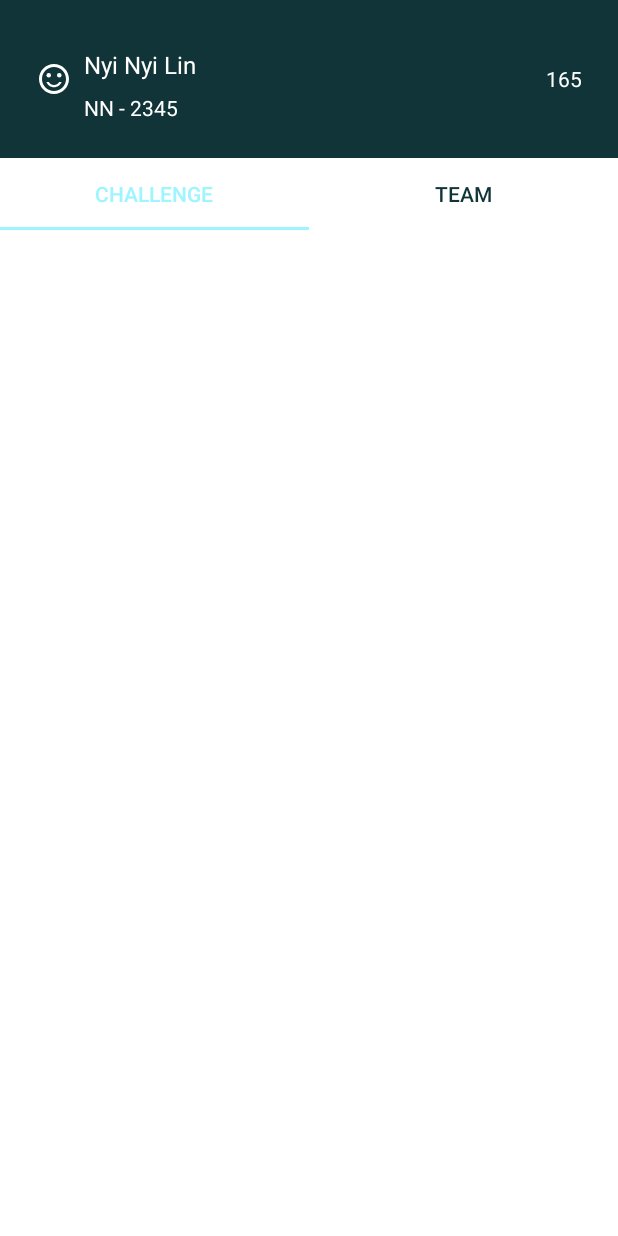
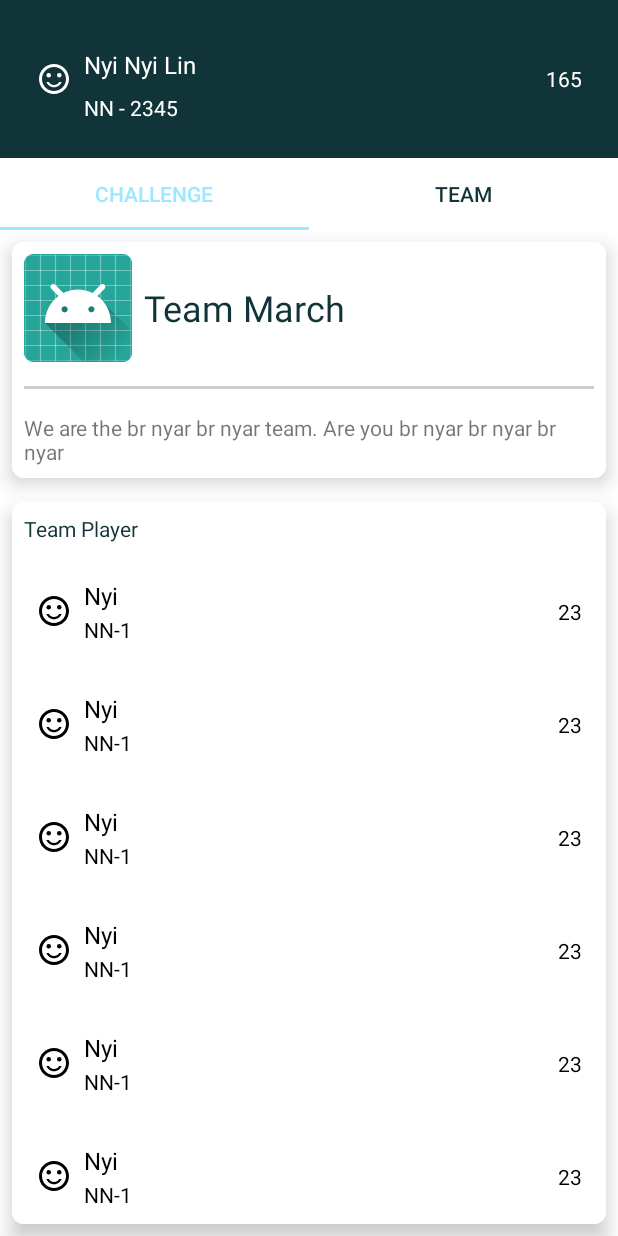
Before and after one commit to Kaungkhant97/The-Match, an Android app: the screen it shows after launch (LoginActivity), on a phone screen of 412 x 824 dp. Run offline under Robolectric (Android 15) with nearby library versions, the phone set to English and light mode, and no system bars.

Commit message:
add player own team fragment

```diff
--- a/app/build.gradle
+++ b/app/build.gradle
@@ -31,6 +31,8 @@ dependencies {
     implementation "com.android.support:appcompat-v7:$buildVersion"
     implementation 'com.android.support.constraint:constraint-layout:1.1.2'
     implementation "com.android.support:design:$buildVersion"
+    implementation "com.android.support:cardview-v7:$buildVersion"
+    implementation "com.android.support:recyclerview-v7:$buildVersion"
     implementation 'com.squareup.retrofit2:retrofit:2.3.0'
     implementation 'com.squareup.retrofit2:adapter-rxjava2:2.3.0'
     implementation 'com.squareup.retrofit2:converter-gson:2.3.0'
--- /dev/null
+++ b/app/src/main/java/com/anglehack/thematch/thematch/Data/Player.java
@@ -0,0 +1,44 @@
+package com.anglehack.thematch.thematch.Data;
+
+/**
+ * Created by IN-3442 on 30-Jun-18.
+ */
+
+public class Player {
+    String name;
+    String pID;
+    String score;
+
+    public Player(String name, String pID, String score) {
+        this.name = name;
+        this.pID = pID;
+        this.score = score;
+    }
+
+    public Player() {
+    }
+
+    public void setName(String name) {
+        this.name = name;
+    }
+
+    public void setpID(String pID) {
+        this.pID = pID;
+    }
+
+    public void setScore(String score) {
+        this.score = score;
+    }
+
+    public String getName() {
+        return name;
+    }
+
+    public String getpID() {
+        return pID;
+    }
+
+    public String getScore() {
+        return score;
+    }
+}
--- a/app/src/main/java/com/anglehack/thematch/thematch/MainActivity.java
+++ b/app/src/main/java/com/anglehack/thematch/thematch/MainActivity.java
@@ -5,7 +5,6 @@ import android.os.PersistableBundle;
 import android.support.annotation.Nullable;
 import android.support.v7.app.AppCompatActivity;
 
-import com.anglehack.thematch.thematch.Di.component.DaggerTeamComponent;
 import com.anglehack.thematch.thematch.Manager.ChallengeManager;
 import com.anglehack.thematch.thematch.Manager.TeamManager;
 
@@ -22,7 +21,7 @@ public class MainActivity extends AppCompatActivity {
         super.onCreate(savedInstanceState);
         setContentView(R.layout.activity_main);
 
-        DaggerTeamComponent.builder().build().inject(this);
+        //DaggerTeamComponent.builder().build().inject(this);
 
 
 
--- /dev/null
+++ b/app/src/main/java/com/anglehack/thematch/thematch/VH/PlayerListVH.java
@@ -0,0 +1,39 @@
+package com.anglehack.thematch.thematch.VH;
+
+import android.support.v7.widget.RecyclerView;
+import android.view.View;
+import android.widget.TextView;
+
+import com.anglehack.thematch.thematch.Data.Player;
+import com.anglehack.thematch.thematch.R;
+
+/**
+ * Created by IN-3442 on 30-Jun-18.
+ */
+
+public class PlayerListVH extends RecyclerView.ViewHolder {
+    View view;
+    private TextView tvName;
+    private TextView tvID;
+    private TextView tvScore;
+
+    public PlayerListVH(View itemView) {
+        super(itemView);
+
+        view = itemView;
+        init();
+    }
+
+    private void init() {
+        tvName =view.findViewById(R.id.tv_player_name_row);
+        tvScore =view.findViewById(R.id.tv_player_point_row);
+        tvID =view.findViewById(R.id.tv_player_id_row);
+    }
+
+    public void bindData(Player player){
+        tvID.setText(player.getpID());
+        tvName.setText(player.getName());
+        tvScore.setText(player.getScore());
+    }
+
+}
--- /dev/null
+++ b/app/src/main/java/com/anglehack/thematch/thematch/adapters/PlayerListAdapter.java
@@ -0,0 +1,45 @@
+package com.anglehack.thematch.thematch.adapters;
+
+import android.support.annotation.NonNull;
+import android.support.v7.widget.RecyclerView;
+import android.view.LayoutInflater;
+import android.view.View;
+import android.view.ViewGroup;
+
+import com.anglehack.thematch.thematch.Data.Player;
+import com.anglehack.thematch.thematch.R;
+import com.anglehack.thematch.thematch.VH.PlayerListVH;
+
+import java.util.List;
+
+/**
+ * Created by IN-3442 on 30-Jun-18.
+ */
+
+public class PlayerListAdapter extends RecyclerView.Adapter<PlayerListVH> {
+    LayoutInflater mInflater;
+    List<Player> playerList;
+
+    public PlayerListAdapter(LayoutInflater mInflater, List<Player> playerList) {
+        this.mInflater = mInflater;
+        this.playerList = playerList;
+    }
+
+    @NonNull
+    @Override
+    public PlayerListVH onCreateViewHolder(@NonNull ViewGroup parent, int viewType) {
+        View itemView = mInflater.inflate(R.layout.item_view_player_list, parent, false);
+
+        return new PlayerListVH(itemView);
+    }
+
+    @Override
+    public void onBindViewHolder(@NonNull PlayerListVH holder, int position) {
+        holder.bindData(playerList.get(position));
+    }
+
+    @Override
+    public int getItemCount() {
+        return playerList.size();
+    }
+}
--- a/app/src/main/java/com/anglehack/thematch/thematch/fragments/TeamFragment.java
+++ b/app/src/main/java/com/anglehack/thematch/thematch/fragments/TeamFragment.java
@@ -3,24 +3,49 @@ package com.anglehack.thematch.thematch.fragments;
 
 import android.os.Bundle;
 import android.support.v4.app.Fragment;
+import android.support.v7.widget.LinearLayoutManager;
+import android.support.v7.widget.RecyclerView;
 import android.view.LayoutInflater;
 import android.view.View;
 import android.view.ViewGroup;
 
+import com.anglehack.thematch.thematch.Data.Player;
 import com.anglehack.thematch.thematch.R;
 import com.anglehack.thematch.thematch.adapters.PlayerFragmentPagerAdapter;
+import com.anglehack.thematch.thematch.adapters.PlayerListAdapter;
+
+import java.util.ArrayList;
+import java.util.List;
 
 /**
  * Created by IN-3442 on 30-Jun-18.
  */
 
 public class TeamFragment extends Fragment {
+    RecyclerView rvPlayer;
+    PlayerListAdapter mPlayerListAdapter;
+
+    private List<Player> mTeamPlayerList = new ArrayList<>();
 
     @Override
     public void onCreate(Bundle savedInstanceState) {
         super.onCreate(savedInstanceState);
         if (getArguments() != null) {
         }
+
+        if(mTeamPlayerList.size() == 0){
+            mTeamPlayerList.add(new Player("Nyi", "NN-1", "23"));
+            mTeamPlayerList.add(new Player("Nyi", "NN-1", "23"));
+            mTeamPlayerList.add(new Player("Nyi", "NN-1", "23"));
+            mTeamPlayerList.add(new Player("Nyi", "NN-1", "23"));
+            mTeamPlayerList.add(new Player("Nyi", "NN-1", "23"));
+        }
+        mTeamPlayerList.add(new Player("Nyi", "NN-1", "23"));
+        mTeamPlayerList.add(new Player("Nyi", "NN-1", "23"));
+        mTeamPlayerList.add(new Player("Nyi", "NN-1", "23"));
+        mTeamPlayerList.add(new Player("Nyi", "NN-1", "23"));
+        mTeamPlayerList.add(new Player("Nyi", "NN-1", "23"));
+        mPlayerListAdapter = new PlayerListAdapter(getLayoutInflater(), mTeamPlayerList);
     }
 
     @Override
@@ -28,6 +53,9 @@ public class TeamFragment extends Fragment {
                              Bundle savedInstanceState) {
         // Inflate the layout for this fragment
         View view = inflater.inflate(R.layout.fragment_team, container, false);
+        rvPlayer = view.findViewById(R.id.rv_team_player_list);
+        rvPlayer.setAdapter(mPlayerListAdapter);
+        rvPlayer.setLayoutManager(new LinearLayoutManager(getContext(), LinearLayoutManager.VERTICAL, false));
 
         return view;
     }
--- a/app/src/main/res/layout/fragment_team.xml
+++ b/app/src/main/res/layout/fragment_team.xml
@@ -1,6 +1,90 @@
 <?xml version="1.0" encoding="utf-8"?>
-<RelativeLayout
-    xmlns:android="http://schemas.android.com/apk/res/android" android:layout_width="match_parent"
-    android:layout_height="match_parent">
+<LinearLayout xmlns:android="http://schemas.android.com/apk/res/android"
+    android:layout_width="match_parent"
+    android:layout_height="match_parent"
+    android:orientation="vertical"
+    xmlns:app="http://schemas.android.com/apk/res-auto">
 
-</RelativeLayout>
+    <android.support.v7.widget.CardView
+        android:layout_width="match_parent"
+        android:layout_height="wrap_content"
+        android:layout_margin="@dimen/margin_medium"
+        app:cardElevation="@dimen/margin_medium"
+        app:cardCornerRadius="@dimen/margin_medium">
+
+        <LinearLayout
+            android:layout_width="match_parent"
+            android:layout_height="wrap_content"
+            android:background="@color/colorWhite"
+            android:orientation="vertical">
+
+            <LinearLayout
+                android:layout_width="match_parent"
+                android:layout_height="wrap_content"
+                android:orientation="horizontal"
+                android:padding="@dimen/margin_medium">
+
+                <ImageView
+                    android:id="@+id/team_logo"
+                    android:layout_width="wrap_content"
+                    android:layout_height="wrap_content"
+                    android:src="@mipmap/ic_launcher"/>
+
+                <TextView
+                    android:layout_width="match_parent"
+                    android:layout_height="wrap_content"
+                    android:text="Team March"
+                    android:textColor="@color/colorPrimary"
+                    android:textSize="@dimen/text_heading_1x"
+                    android:padding="@dimen/margin_medium"
+                    android:layout_gravity="center"/>
+
+            </LinearLayout>
+
+            <View
+                android:layout_width="match_parent"
+                android:layout_height="2dp"
+                android:layout_margin="@dimen/margin_medium"
+                android:background="@color/light_gray"/>
+
+            <TextView
+                android:layout_width="match_parent"
+                android:layout_height="wrap_content"
+                android:padding="@dimen/margin_medium"
+                android:text="We are the br nyar br nyar team. Are you br nyar br nyar br nyar"/>
+
+        </LinearLayout>
+
+    </android.support.v7.widget.CardView>
+
+    <android.support.v7.widget.CardView
+        android:layout_width="match_parent"
+        android:layout_height="wrap_content"
+        app:cardCornerRadius="@dimen/margin_medium"
+        app:cardElevation="@dimen/margin_medium"
+        android:layout_margin="@dimen/margin_medium">
+
+        <LinearLayout
+            android:layout_width="match_parent"
+            android:layout_height="wrap_content"
+            android:background="@color/colorWhite"
+            android:orientation="vertical"
+            android:padding="@dimen/margin_medium">
+
+            <TextView
+                android:layout_width="match_parent"
+                android:layout_height="wrap_content"
+                android:text="Team Player"
+                android:textColor="@color/colorPrimary"
+                android:layout_marginBottom="@dimen/margin_medium"/>
+
+            <android.support.v7.widget.RecyclerView
+                android:id="@+id/rv_team_player_list"
+                android:layout_width="match_parent"
+                android:layout_height="wrap_content"/>
+        </LinearLayout>
+
+
+    </android.support.v7.widget.CardView>
+
+</LinearLayout>
--- /dev/null
+++ b/app/src/main/res/layout/item_view_player_list.xml
@@ -0,0 +1,47 @@
+<?xml version="1.0" encoding="utf-8"?>
+<RelativeLayout android:layout_width="match_parent"
+    android:layout_height="wrap_content"
+    android:padding="@dimen/margin_medium"
+    xmlns:android="http://schemas.android.com/apk/res/android">
+
+    <ImageView
+        android:id="@+id/iv_player_image_row"
+        android:layout_width="wrap_content"
+        android:layout_height="wrap_content"
+        android:src="@drawable/ic_people_white"
+        android:layout_centerVertical="true"/>
+
+    <TextView
+        android:id="@+id/tv_player_point_row"
+        android:layout_width="wrap_content"
+        android:layout_height="wrap_content"
+        android:text="165"
+        android:textColor="@color/colorBlack"
+        android:textSize="@dimen/text_regular"
+        android:layout_alignParentEnd="true"
+        android:layout_centerVertical="true"/>
+
+    <TextView
+        android:id="@+id/tv_player_name_row"
+        android:layout_width="match_parent"
+        android:layout_height="wrap_content"
+        android:text="Nyi Nyi Lin"
+        android:textColor="@color/colorBlack"
+        android:textSize="@dimen/text_regular_2x"
+        android:layout_toRightOf="@id/iv_player_image_row"
+        android:layout_margin="@dimen/margin_medium"/>
+
+    <TextView
+        android:id="@+id/tv_player_id_row"
+        android:layout_width="match_parent"
+        android:layout_height="wrap_content"
+        android:text="NN - 2345"
+        android:textColor="@color/colorBlack"
+        android:textSize="@dimen/text_regular"
+        android:layout_margin="@dimen/margin_medium"
+        android:layout_toRightOf="@id/iv_player_image_row"
+        android:layout_marginLeft="@dimen/margin_medium"
+        android:layout_below="@id/iv_player_image_row"/>
+
+
+</RelativeLayout>
--- a/app/src/main/res/values/colors.xml
+++ b/app/src/main/res/values/colors.xml
@@ -2,6 +2,9 @@
 <resources>
     <color name="colorPrimary">#113438</color>
     <color name="colorPrimaryDark">#113438</color>
-    <color name="colorAccent">#9ef4ff</color>
+    <color name="colorAccent">#9ee7ff</color>
     <color name="colorWhite">#FFF</color>
+    <color name="colorBlack">#000</color>
+
+    <color name="light_gray">#CCCCCC</color>
 </resources>
```
